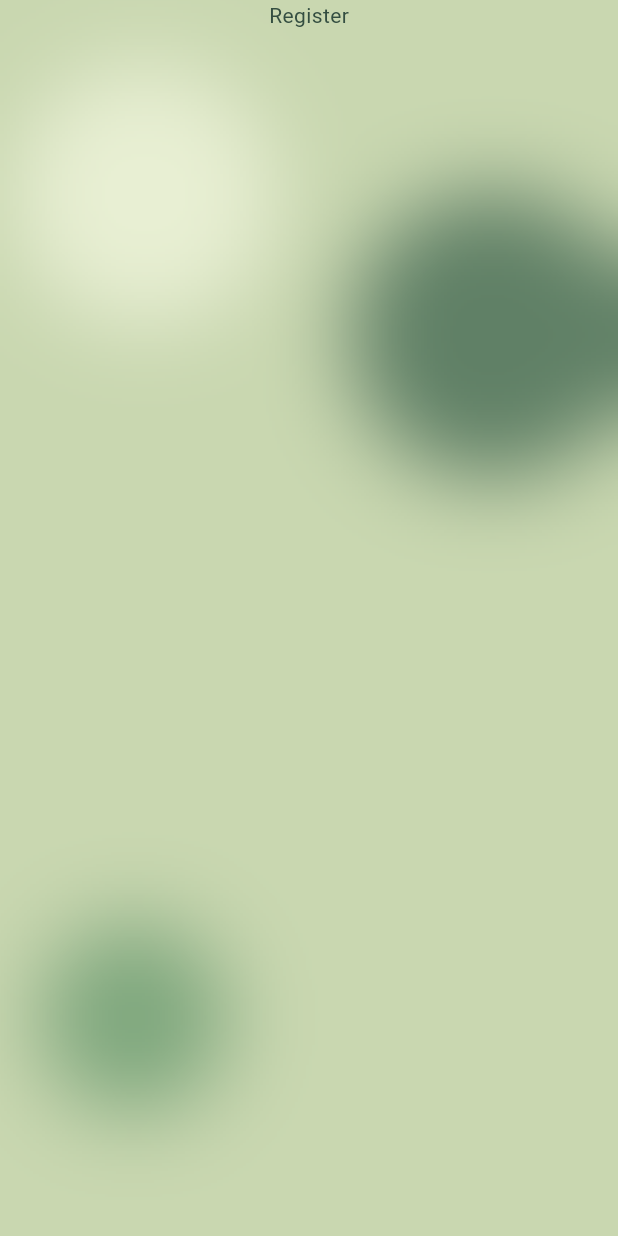
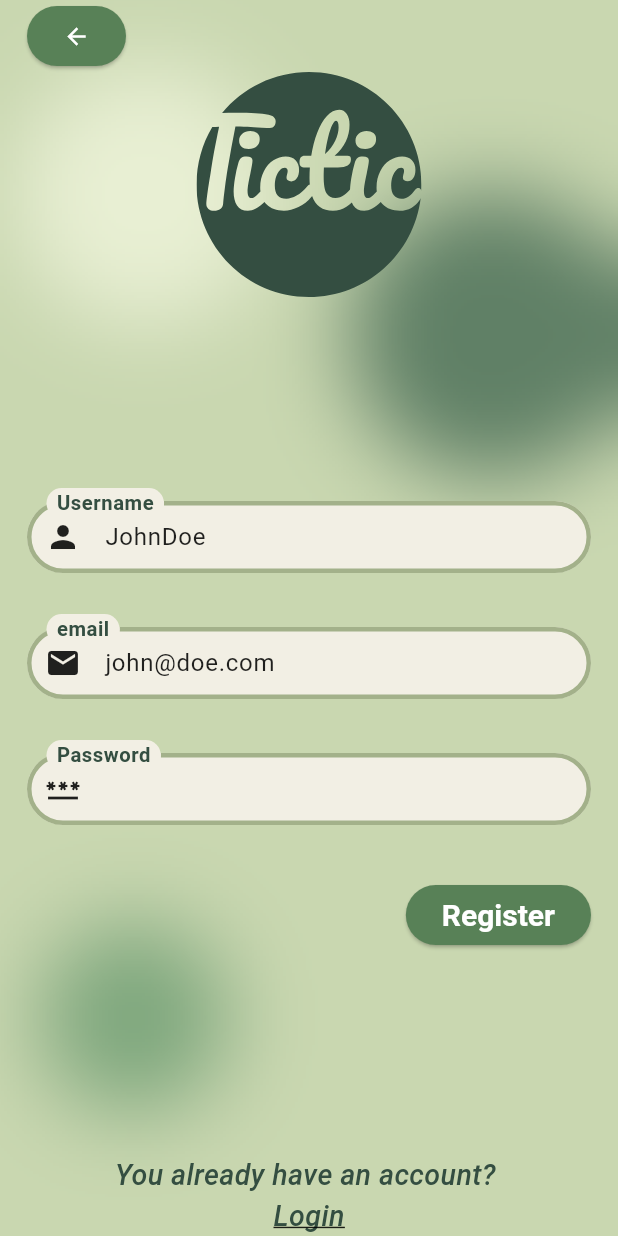
Before and after one commit to trans-dam/TicTic-2526, a Flutter app: the screen it shows after launch, after a tap on "Register", on a phone screen of 412 x 824 dp. Run offline on Flutter 3.47's test engine with Material 3 defaults, Android fonts, the phone set to English and light mode, and no system bars; our stand-ins replace flutter_localization, flutter_svg; missing offline and left inert: validator_regex.

Commit message:
Add registration form with validation and localization support

```diff
--- a/code/tictic/lib/constants/fonts.dart
+++ b/code/tictic/lib/constants/fonts.dart
@@ -13,7 +13,7 @@ const kButtonStyle = TextStyle(
     fontSize: 16, fontWeight: FontWeight.w600, color: kBackgroundColor);
 
 const kLabelStyle =
-    TextStyle(color: kMainColor, fontWeight: FontWeight.w500, fontSize: 18);
+    TextStyle(color: kMainColor, fontWeight: FontWeight.w700, fontSize: 18);
 
 const kSmallText =
     TextStyle(color: kMainColor, fontWeight: FontWeight.w500, fontSize: 13);
--- a/code/tictic/lib/constants/sizes.dart
+++ b/code/tictic/lib/constants/sizes.dart
@@ -1,6 +1,11 @@
 const kLogoSizeWelcome = 150.0;
 const kVerticalSpacing = 20.0;
 const kTextSliderHeight = 50.0;
+const kBorderRadius = 24.0;
+
+const kHorizontalPaddingXS = kHorizontalPaddingS / 2;
+const kVerticalPaddingXS = kVerticalPaddingS / 2;
+
 
 const kHorizontalPaddingS = kHorizontalPadding / 2;
 const kVerticalPaddingS = kVerticalPadding / 2;
--- a/code/tictic/lib/l10n/app_en.arb
+++ b/code/tictic/lib/l10n/app_en.arb
@@ -3,6 +3,27 @@
   "continueWithOutLogin": "Continue without login",
   "or": "or",
   "login": "Login",
+  "user_name": "Username",
+  "user_name_placeholder": "JohnDoe",
+  "user_email": "email",
+  "user_email_placeholder": "john@doe.com",
+  "user_password": "Password",
+  "already_have_account": "You already have an account? ",
+  "validation_required": "The \"{fielt_name}\" is required",
+  "@validation_required": {
+    "description": "Error message when a required field is not filled",
+    "placeholders": {
+      "fielt_name": {}
+    }
+  },
+  "invalid_email": "This email is invalid",
+  "password_length": "Your password must be at least {nb} characters",
+  "@password_length": {
+    "description": "Error message when the password is too short",
+    "placeholders": {
+      "nb": {}
+    }
+  },
   "register": "Register",
   "text_slide_1": "Financial harmony in your groups, made simple!",
   "text_slide_2": "Instant calculations, fairness guaranteed with TicTic!",
--- a/code/tictic/lib/l10n/app_fr.arb
+++ b/code/tictic/lib/l10n/app_fr.arb
@@ -3,7 +3,28 @@
   "continueWithOutLogin": "Continuer sans compte",
   "or": "ou",
   "login": "Connexion",
+  "user_name": "Nom d'utilisateur",
+  "user_name_placeholder": "JohnDoe",
+  "user_email": "email",
+  "user_email_placeholder": "john@doe.com",
+  "user_password": "Mot de passe",
+  "already_have_account": "Vous avez déjà un compte ? ",
+  "validation_required": "Le champ \"{fielt_name}\" est requis",
+  "@validation_required": {
+    "description": "Message d'erreur lorsqu'un champ requis n'est pas rempli",
+    "placeholders": {
+      "fielt_name": {}
+    }
+  },
+  "password_length": "Votre mot de passe doit contenir au moins {nb} caractères",
+  "@password_length": {
+    "description": "Erreur lorsque le mot de passe est trop court",
+    "placeholders": {
+      "nb": {}
+    }
+  },
   "register": "Inscription",
+  "invalid_email": "Cet email n’est pas valide.",
   "text_slide_1": "L’harmonie financière dans vos groupes, en toute simplicité !",
   "text_slide_2": "Calculs instantanés, équité garantie avec TicTic !",
   "text_slide_3": "Calculs fastidieux ? Non merci. Optez pour la simplicité avec TicTic !",
--- a/code/tictic/lib/l10n/app_localizations.dart
+++ b/code/tictic/lib/l10n/app_localizations.dart
@@ -119,6 +119,60 @@ abstract class AppLocalizations {
   /// **'Login'**
   String get login;
 
+  /// No description provided for @user_name.
+  ///
+  /// In en, this message translates to:
+  /// **'Username'**
+  String get user_name;
+
+  /// No description provided for @user_name_placeholder.
+  ///
+  /// In en, this message translates to:
+  /// **'JohnDoe'**
+  String get user_name_placeholder;
+
+  /// No description provided for @user_email.
+  ///
+  /// In en, this message translates to:
+  /// **'email'**
+  String get user_email;
+
+  /// No description provided for @user_email_placeholder.
+  ///
+  /// In en, this message translates to:
+  /// **'john@doe.com'**
+  String get user_email_placeholder;
+
+  /// No description provided for @user_password.
+  ///
+  /// In en, this message translates to:
+  /// **'Password'**
+  String get user_password;
+
+  /// No description provided for @already_have_account.
+  ///
+  /// In en, this message translates to:
+  /// **'You already have an account? '**
+  String get already_have_account;
+
+  /// Error message when a required field is not filled
+  ///
+  /// In en, this message translates to:
+  /// **'The \"{fielt_name}\" is required'**
+  String validation_required(Object fielt_name);
+
+  /// No description provided for @invalid_email.
+  ///
+  /// In en, this message translates to:
+  /// **'This email is invalid'**
+  String get invalid_email;
+
+  /// Error message when the password is too short
+  ///
+  /// In en, this message translates to:
+  /// **'Your password must be at least {nb} characters'**
+  String password_length(Object nb);
+
   /// No description provided for @register.
   ///
   /// In en, this message translates to:
--- a/code/tictic/lib/l10n/app_localizations_en.dart
+++ b/code/tictic/lib/l10n/app_localizations_en.dart
@@ -21,6 +21,37 @@ class AppLocalizationsEn extends AppLocalizations {
   String get login => 'Login';
 
   @override
+  String get user_name => 'Username';
+
+  @override
+  String get user_name_placeholder => 'JohnDoe';
+
+  @override
+  String get user_email => 'email';
+
+  @override
+  String get user_email_placeholder => 'john@doe.com';
+
+  @override
+  String get user_password => 'Password';
+
+  @override
+  String get already_have_account => 'You already have an account? ';
+
+  @override
+  String validation_required(Object fielt_name) {
+    return 'The \"$fielt_name\" is required';
+  }
+
+  @override
+  String get invalid_email => 'This email is invalid';
+
+  @override
+  String password_length(Object nb) {
+    return 'Your password must be at least $nb characters';
+  }
+
+  @override
   String get register => 'Register';
 
   @override
--- a/code/tictic/lib/l10n/app_localizations_fr.dart
+++ b/code/tictic/lib/l10n/app_localizations_fr.dart
@@ -21,6 +21,37 @@ class AppLocalizationsFr extends AppLocalizations {
   String get login => 'Connexion';
 
   @override
+  String get user_name => 'Nom d\'utilisateur';
+
+  @override
+  String get user_name_placeholder => 'JohnDoe';
+
+  @override
+  String get user_email => 'email';
+
+  @override
+  String get user_email_placeholder => 'john@doe.com';
+
+  @override
+  String get user_password => 'Mot de passe';
+
+  @override
+  String get already_have_account => 'Vous avez déjà un compte ? ';
+
+  @override
+  String validation_required(Object fielt_name) {
+    return 'Le champ \"$fielt_name\" est requis';
+  }
+
+  @override
+  String get invalid_email => 'Cet email n’est pas valide.';
+
+  @override
+  String password_length(Object nb) {
+    return 'Votre mot de passe doit contenir au moins $nb caractères';
+  }
+
+  @override
   String get register => 'Inscription';
 
   @override
--- a/code/tictic/lib/routes.dart
+++ b/code/tictic/lib/routes.dart
@@ -3,5 +3,5 @@ import 'package:tictic/screens/welcome/welcome_screen.dart';
 
 final routes = {
   WelcomeScreen.routeName: (context) => const WelcomeScreen(),
-  RegisterScreen.routName: (context) => const RegisterScreen(),
+  RegisterScreen.routName: (context) => RegisterScreen(),
 };
--- a/code/tictic/lib/screens/register/register_screen.dart
+++ b/code/tictic/lib/screens/register/register_screen.dart
@@ -1,15 +1,121 @@
 import 'package:flutter/material.dart';
+import 'package:tictic/constants/colors.dart';
+import 'package:tictic/constants/fonts.dart';
+import 'package:tictic/constants/sizes.dart';
+import 'package:tictic/l10n/app_localizations.dart';
 import 'package:tictic/screens/scaffold_with_background_image.dart';
+import 'package:tictic/screens/welcome/widgets/svg_logo.dart';
+import 'package:tictic/widgets/anchor.dart';
+import 'package:tictic/widgets/form/my_input.dart';
+import 'package:tictic/widgets/go_back_button.dart';
+import 'package:validator_regex/validator_regex.dart';
 
 class RegisterScreen extends StatelessWidget {
-  const RegisterScreen({super.key});
+  RegisterScreen({super.key});
 
   static const routName = "/register";
+  final _registerFormKey = GlobalKey<FormState>();
 
   @override
   Widget build(BuildContext context) {
     return ScaffoldWithBackgroundImage(
-      child: Column(children: [Text("Register")]),
+      child: Column(
+        children: [
+          GoBackButton(),
+          SvgLogo(),
+          Spacer(),
+          Form(
+            key: _registerFormKey,
+            child: Padding(
+              padding: const EdgeInsets.symmetric(
+                horizontal: kHorizontalPadding,
+              ),
+              child: Column(
+                children: [
+                  MyInput(
+                    label: AppLocalizations.of(context)!.user_name,
+                    validator: (value) {
+                      if (value == null || value.isEmpty) {
+                        return AppLocalizations.of(
+                          context,
+                        )!.validation_required(
+                          AppLocalizations.of(context)!.user_name,
+                        );
+                      }
+                    },
+                    hintText: AppLocalizations.of(
+                      context,
+                    )!.user_name_placeholder,
+                    icon: Icons.person,
+                  ),
+                  SizedBox(height: kVerticalPaddingL),
+                  MyInput(
+                    label: AppLocalizations.of(context)!.user_email,
+                    validator: (value) {
+                      if (value == null || value.isEmpty) {
+                        return AppLocalizations.of(
+                          context,
+                        )!.validation_required(
+                          AppLocalizations.of(context)!.user_name,
+                        );
+                      } else if (Validator.email(value)) {
+                        return AppLocalizations.of(context)!.invalid_email;
+                      }
+                    },
+                    hintText: AppLocalizations.of(
+                      context,
+                    )!.user_email_placeholder,
+                    keyboardType: TextInputType.emailAddress,
+                    icon: Icons.mail,
+                  ),
+                  SizedBox(height: kVerticalPaddingL),
+                  MyInput(
+                    label: AppLocalizations.of(context)!.user_password,
+                    obscureText: true,
+                    validator: (value) {
+                      if (value == null || value.isEmpty) {
+                        return AppLocalizations.of(
+                          context,
+                        )!.validation_required(
+                          AppLocalizations.of(context)!.user_password,
+                        );
+                      } else if (value.length < 9) {
+                        return AppLocalizations.of(context)!.password_length(8);
+                      }
+                    },
+                    icon: Icons.password,
+                  ),
+                  SizedBox(height: kVerticalPaddingL),
+                  Row(
+                    mainAxisAlignment: MainAxisAlignment.end,
+                    children: [
+                      ElevatedButton(
+                        onPressed: () {
+                          _registerFormKey.currentState?.validate();
+                          if (_registerFormKey.currentState!.validate()) {
+                            // Process data.
+                          }
+                        },
+                        child: Text(AppLocalizations.of(context)!.register),
+                      ),
+                    ],
+                  ),
+                ],
+              ),
+            ),
+          ),
+          Spacer(),
+          Column(
+            children: [
+              Text(
+                AppLocalizations.of(context)!.already_have_account,
+                style: kItalicText,
+              ),
+              Anchor(onTap: () {}, text: AppLocalizations.of(context)!.login),
+            ],
+          ),
+        ],
+      ),
     );
   }
 }
--- /dev/null
+++ b/code/tictic/lib/widgets/anchor.dart
@@ -0,0 +1,22 @@
+import 'package:flutter/material.dart';
+import 'package:tictic/l10n/app_localizations.dart';
+
+import '../constants/fonts.dart' show kItalicText;
+
+class Anchor extends StatelessWidget {
+  const Anchor({super.key, required this.text, this.onTap});
+
+  final String text;
+  final void Function()? onTap;
+
+  @override
+  Widget build(BuildContext context) {
+    return GestureDetector(
+      onTap: () {},
+      child: Text(
+        text,
+        style: kItalicText.copyWith(decoration: TextDecoration.underline),
+      ),
+    );
+  }
+}
--- /dev/null
+++ b/code/tictic/lib/widgets/form/my_input.dart
@@ -0,0 +1,67 @@
+import 'package:flutter/material.dart';
+
+import '../../constants/colors.dart';
+import '../../constants/fonts.dart';
+import '../../constants/sizes.dart';
+
+class MyInput extends StatelessWidget {
+  const MyInput({
+    super.key,
+    this.formKey,
+    this.keyboardType,
+    this.hintText,
+    this.obscureText,
+    this.validator,
+    required this.label,
+    required this.icon,
+  });
+
+  final Key? formKey;
+  final String label;
+  final String? hintText;
+  final IconData? icon;
+  final TextInputType? keyboardType;
+  final String? Function(String?)? validator;
+  final bool? obscureText;
+
+  @override
+  Widget build(BuildContext context) {
+    return TextFormField(
+      key: formKey,
+      validator: validator,
+      obscureText: obscureText ?? false,
+      keyboardType: keyboardType,
+      decoration: InputDecoration(
+        fillColor: kBackgroundColor,
+        label: Container(
+          padding: EdgeInsets.symmetric(
+            horizontal: kHorizontalPaddingS,
+            vertical: kVerticalPaddingXS,
+          ),
+          decoration: BoxDecoration(
+            color: kBackgroundColor,
+            borderRadius: BorderRadius.circular(kBorderRadius),
+          ),
+          child: Text(label, style: kLabelStyle),
+        ),
+        hintText: hintText,
+        prefixIcon: Icon(icon),
+        enabledBorder: OutlineInputBorder(
+          borderRadius: BorderRadius.circular(kBorderRadius),
+          borderSide: const BorderSide(color: kTertiaryColor, width: 3),
+          gapPadding: 0,
+        ),
+        focusedBorder: OutlineInputBorder(
+          borderRadius: BorderRadius.circular(kBorderRadius),
+          borderSide: const BorderSide(color: kMainColor, width: 3),
+          gapPadding: 0,
+        ),
+        floatingLabelBehavior: FloatingLabelBehavior.always,
+        contentPadding: const EdgeInsets.symmetric(
+          vertical: kVerticalPaddingS,
+          horizontal: kHorizontalPaddingS,
+        ),
+      ),
+    );
+  }
+}
--- /dev/null
+++ b/code/tictic/lib/widgets/go_back_button.dart
@@ -0,0 +1,22 @@
+import 'package:flutter/material.dart';
+
+import '../constants/sizes.dart';
+
+class GoBackButton extends StatelessWidget {
+  const GoBackButton({super.key});
+
+  @override
+  Widget build(BuildContext context) {
+    return Row(
+      children: [
+        SizedBox(width: kHorizontalPadding),
+        ElevatedButton(
+          onPressed: () {
+            Navigator.pop(context);
+          },
+          child: Icon(Icons.arrow_back),
+        ),
+      ],
+    );
+  }
+}
--- a/code/tictic/pubspec.yaml
+++ b/code/tictic/pubspec.yaml
@@ -39,6 +39,7 @@ dependencies:
   flutter_localization: ^0.3.3
   flutter_localizations:
     sdk: flutter
+  validator_regex: ^1.1.1
 
 dev_dependencies:
   flutter_test:
```
Also changed, not shown: code/tictic/pubspec.lock.
